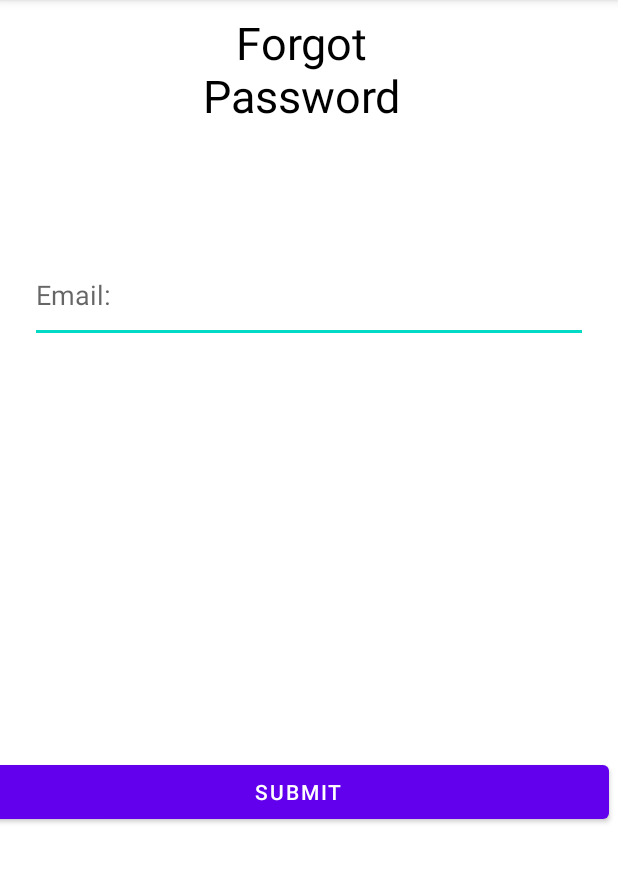
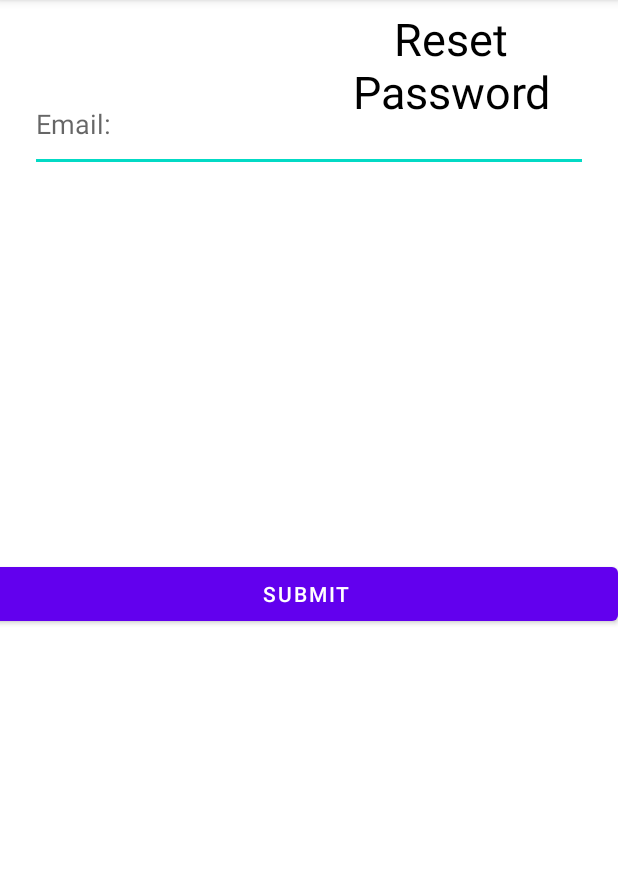
Before and after one commit to kaitlyntorres/Lyrical, an Android app: the reset screen opened directly, with no data from a screen before it, on a phone screen of 412 x 824 dp, the part 84-967 px from its top. Run offline under Robolectric (Android 15) with nearby library versions, the phone set to English and light mode, and no system bars; our stand-ins replace Firebase (no records; nobody signed in at launch, a user with empty details on screens opened directly).

Commit message:
firebase stuff

```diff
--- a/app/src/main/java/com/example/lyrical/reset.kt
+++ b/app/src/main/java/com/example/lyrical/reset.kt
@@ -40,11 +40,11 @@ class reset: AppCompatActivity() {
                         catch (invalidEmail: FirebaseAuthInvalidUserException) {
                             Log.d(TAG, "onComplete: invalid_email")
 
-                            // TODO: take your actions!
                         }
 
                     } else {
                         Log.d(TAG, "Email sent")
+                        finish()
 
 
                     }
--- a/app/src/main/res/layout/forgot.xml
+++ b/app/src/main/res/layout/forgot.xml
@@ -1,10 +1,12 @@
 <?xml version="1.0" encoding="utf-8"?>
 <RelativeLayout xmlns:android="http://schemas.android.com/apk/res/android"
+    xmlns:app="http://schemas.android.com/apk/res-auto"
     xmlns:tools="http://schemas.android.com/tools"
     android:layout_width="match_parent"
     android:layout_height="match_parent"
-    tools:context="com.example.lyrical.reset"
-    >
+    tools:context="com.example.lyrical.reset">
+
+
     <TextView
         android:id="@+id/title_text"
         android:layout_width="214dp"
@@ -12,11 +14,11 @@
         android:layout_alignParentStart="true"
         android:layout_alignParentTop="true"
         android:layout_centerHorizontal="true"
-        android:layout_marginStart="94dp"
-        android:layout_marginTop="8dp"
+        android:layout_marginStart="194dp"
+        android:layout_marginTop="5dp"
         android:layout_weight="1"
         android:gravity="center"
-        android:text="Forgot Password"
+        android:text="Reset Password"
         android:textColor="@android:color/background_dark"
         android:textSize="30sp" />
 
@@ -24,9 +26,8 @@
         android:id="@+id/email"
         android:layout_width="match_parent"
         android:layout_height="wrap_content"
-        android:layout_below="@+id/title_text"
         android:layout_marginLeft="20dp"
-        android:layout_marginTop="90dp"
+        android:layout_marginTop="60dp"
         android:layout_marginRight="20dp"
         android:drawablePadding="10dp"
         android:hint="Email:"
@@ -34,19 +35,16 @@
         android:paddingBottom="20dp" />
 
     <Button
-        android:id="@+id/sumbitforgot"
-        android:layout_below="@+id/email"
+        android:id="@+id/forgotp"
         android:layout_width="match_parent"
         android:layout_height="wrap_content"
         android:layout_alignParentStart="true"
         android:layout_alignParentTop="true"
-        android:layout_alignParentEnd="true"
-        android:layout_centerVertical="true"
-        android:layout_marginStart="-8dp"
-        android:layout_marginTop="504dp"
-        android:layout_marginEnd="6dp"
+        android:layout_centerHorizontal="true"
+        android:layout_gravity="bottom"
+        android:layout_marginStart="-4dp"
+        android:layout_marginTop="372dp"
         android:text="Submit" />
 
 
-
 </RelativeLayout>
```
